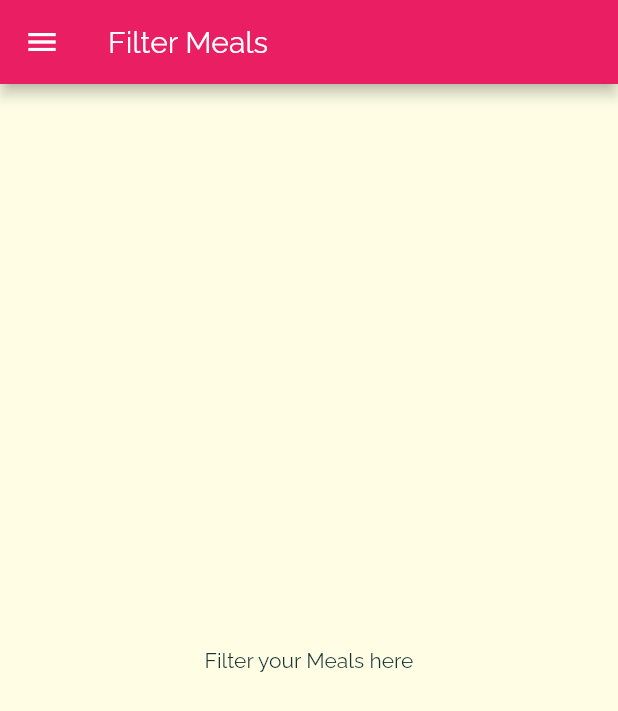
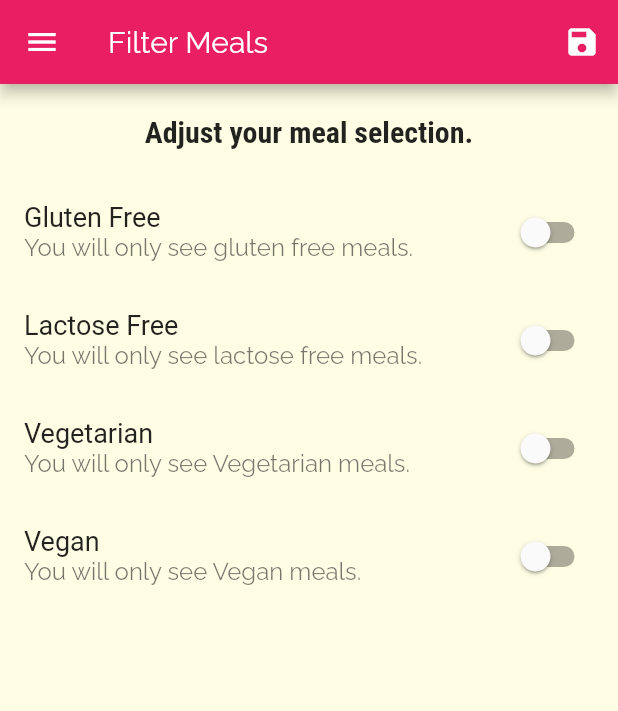
Before and after one commit to sivsnkr/flutter_food_app, a Flutter app: the FilterScreen screen opened by its route, on a phone screen of 412 x 824 dp. Shown: the top 711 px of the screen. Run offline on Flutter 3.47's test engine with Material 2 defaults, Android fonts, the phone set to English and light mode, and no system bars.

Commit message:
add filter to the app

```diff
--- a/lib/main.dart
+++ b/lib/main.dart
@@ -1,13 +1,43 @@
 import 'package:flutter/material.dart';
 
-import 'screen/home_screen.dart';
+import './data/dummy_data.dart';
+import './screen/tab_screen.dart';
 import './screen/category_meal_screen.dart';
 import './screen/meal_detail.dart';
 import './screen/filter_screen.dart';
+import './models/meal.dart';
 
 void main() => runApp(MyApp());
 
-class MyApp extends StatelessWidget {
+class MyApp extends StatefulWidget {
+  @override
+  _MyAppState createState() => _MyAppState();
+}
+
+class _MyAppState extends State<MyApp> {
+  Map<String, bool> _filters = {
+    'gluten': false,
+    'vegetarian': false,
+    'vegan': false,
+    'lactose': false,
+  };
+
+  void _updateFilter(Map<String, bool> newFilter) {
+    setState(() {
+      _filters = newFilter;
+      _availableMeals = DUMMY_MEALS.where((meal) {
+        if (_filters['gluten'] && !meal.isGlutenFree) return false;
+        if (_filters['vegetarian'] && !meal.isVegetarian) return false;
+        if (_filters['vegan'] && !meal.isVegan) return false;
+        if (_filters['lactose'] && !meal.isLactoseFree) return false;
+        return true;
+      }).toList();
+    });
+  }
+
+  List<Meal> _availableMeals = DUMMY_MEALS;
+  List<Meal> _favouriteMeals;
+
   @override
   Widget build(BuildContext context) {
     return MaterialApp(
@@ -34,10 +64,11 @@ class MyApp extends StatelessWidget {
       ),
       // home: MyHomePage(),
       routes: {
-        '/': (ctx) => MyHomePage(),
-        CategoryMealScreen.routeName: (ctx) => CategoryMealScreen(),
+        '/': (ctx) => TabsScreen(),
+        CategoryMealScreen.routeName: (ctx) =>
+            CategoryMealScreen(_availableMeals),
         MealDetailScreen.routeName: (ctx) => MealDetailScreen(),
-        FilterScreen.routeName: (ctx) => FilterScreen(),
+        FilterScreen.routeName: (ctx) => FilterScreen(_updateFilter, _filters),
       },
     );
   }
@@ -51,6 +82,6 @@ class MyHomePage extends StatefulWidget {
 class _MyHomePageState extends State<MyHomePage> {
   @override
   Widget build(BuildContext context) {
-    return HomeScreen();
+    return TabsScreen();
   }
 }
--- a/lib/screen/filter_screen.dart
+++ b/lib/screen/filter_screen.dart
@@ -4,22 +4,125 @@ import '../widget/main_drawer.dart';
 
 class FilterScreen extends StatefulWidget {
   static const routeName = '/filter-meal';
+  final Function updateFilter;
+  final filterState;
+  FilterScreen(this.updateFilter, this.filterState);
 
   @override
   _FilterScreenState createState() => _FilterScreenState();
 }
 
 class _FilterScreenState extends State<FilterScreen> {
+  bool _glutenFree = false;
+  bool _lactoseFree = false;
+  bool _vegetarian = false;
+  bool _vegan = false;
+  @override
+  void initState() {
+    _glutenFree = widget.filterState['gluten'];
+    _lactoseFree = widget.filterState['lactose'];
+    _vegan = widget.filterState['vegan'];
+    _vegetarian = widget.filterState['vegetarian'];
+    super.initState();
+  }
+
+  void saveFilter() {
+    widget.updateFilter({
+      'gluten': _glutenFree,
+      'vegetarian': _vegetarian,
+      'vegan': _vegan,
+      'lactose': _lactoseFree,
+    });
+  }
+
+  Widget _buildSwitchListTile(
+      String title, String description, bool value, Function handler) {
+    return SwitchListTile(
+      title: Text(
+        title,
+        style: TextStyle(fontSize: 18),
+      ),
+      subtitle: Text(
+        description,
+        style: TextStyle(fontSize: 16),
+      ),
+      value: value,
+      onChanged: handler,
+    );
+  }
+
   @override
   Widget build(BuildContext context) {
     return Scaffold(
       appBar: AppBar(
         title: Text('Filter Meals'),
+        actions: [
+          IconButton(
+            icon: Icon(Icons.save),
+            onPressed: saveFilter,
+          ),
+        ],
       ),
       drawer: MainDrawer(),
       body: Container(
-        child: Center(
-          child: Text('Filter your Meals here'),
+        child: Column(
+          children: [
+            Container(
+              padding: EdgeInsets.all(20),
+              child: Center(
+                child: Text(
+                  'Adjust your meal selection.',
+                  style: Theme.of(context).textTheme.headline6,
+                ),
+              ),
+            ),
+            Expanded(
+              child: ListView(
+                children: [
+                  _buildSwitchListTile(
+                    'Gluten Free',
+                    'You will only see gluten free meals.',
+                    _glutenFree,
+                    (value) {
+                      setState(() {
+                        _glutenFree = value;
+                      });
+                    },
+                  ),
+                  _buildSwitchListTile(
+                    'Lactose Free',
+                    'You will only see lactose free meals.',
+                    _lactoseFree,
+                    (value) {
+                      setState(() {
+                        _lactoseFree = value;
+                      });
+                    },
+                  ),
+                  _buildSwitchListTile(
+                    'Vegetarian',
+                    'You will only see Vegetarian meals.',
+                    _vegetarian,
+                    (value) {
+                      setState(() {
+                        _vegetarian = value;
+                      });
+                    },
+                  ),
+                  _buildSwitchListTile(
+                    'Vegan',
+                    'You will only see Vegan meals.',
+                    _vegan,
+                    (value) {
+                      setState(() {
+                        _vegan = value;
+                      });
+                    },
+                  )
+                ],
+              ),
+            )
+          ],
         ),
       ),
     );
```
Also changed, not shown: lib/screen/category_meal_screen.dart (+22 -10 lines), lib/screen/home_screen.dart (deleted, +0 -10 lines).
